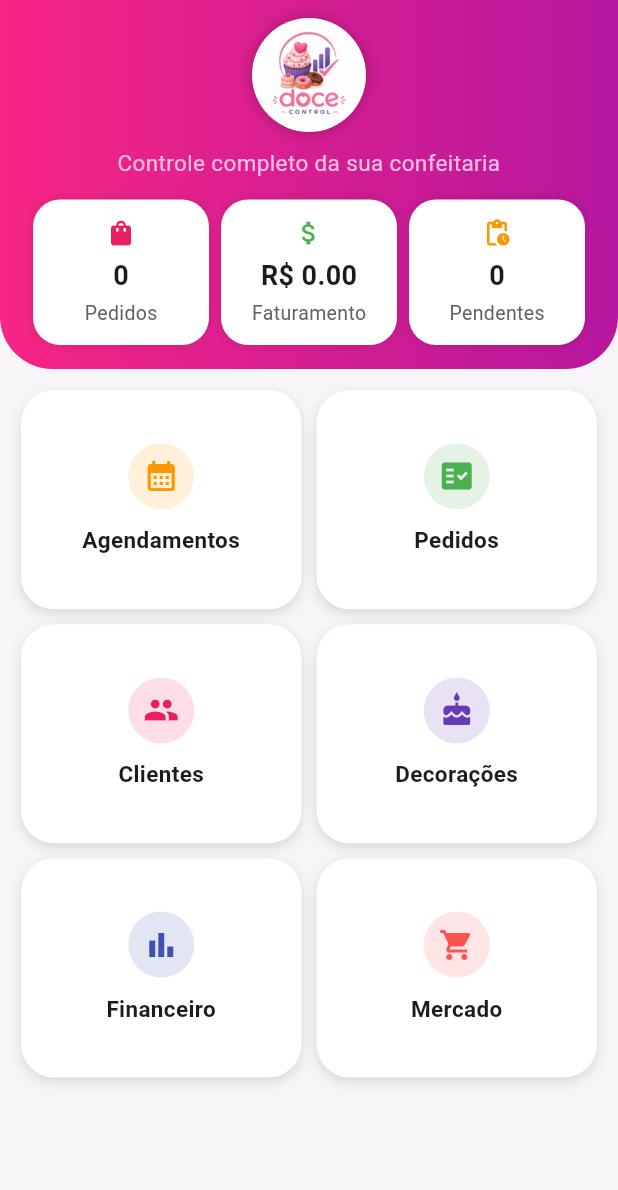
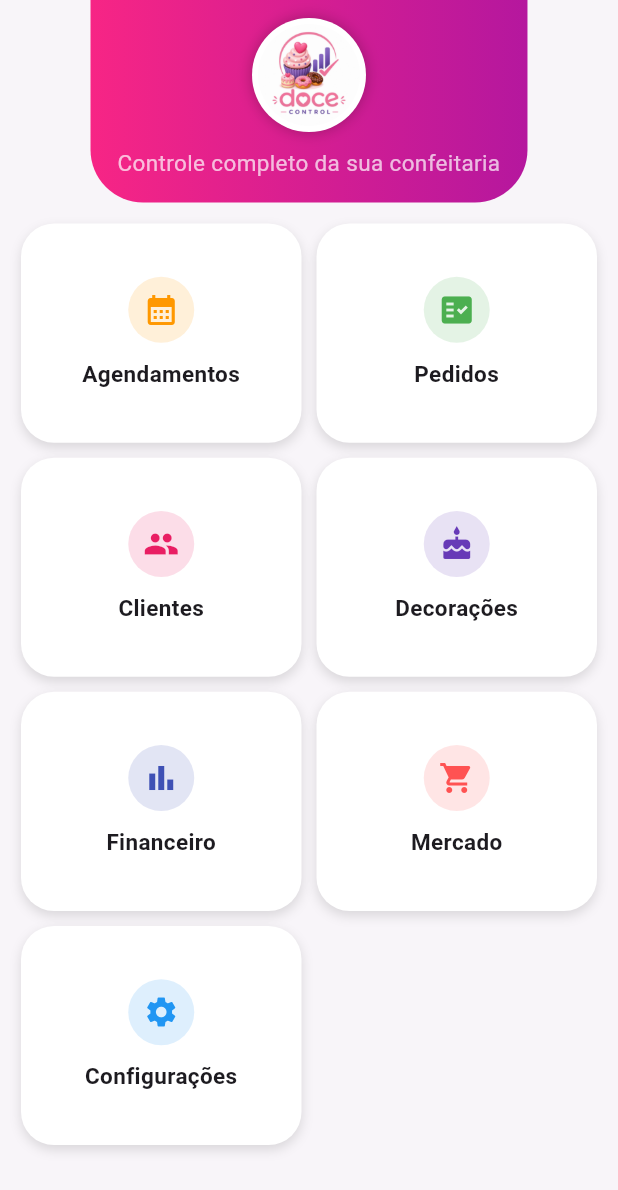
Before and after one commit to leticiamoraes92/docecontrol, a Flutter app: the screen it shows after launch, on a phone screen of 412 x 824 dp. Shown: the top 1190 px of the screen. Run offline on Flutter 3.47's test engine with Material 3 defaults, Android fonts, the phone set to English and light mode, and no system bars; our stand-ins replace cloud_firestore, firebase_core, printing, shared_preferences, sqflite; accounts and stored records are empty.

Commit message:
Ajustes finais: Firebase inicializado, layout atualizado e integração ViaCEP

```diff
--- a/lib/telas/cliente.dart
+++ b/lib/telas/cliente.dart
@@ -103,7 +103,6 @@ class _ClienteScreenState extends State<ClienteScreen> {
     }
   }
 
-  // EXCLUIR CLIENTE
   void excluirCliente(int id) async {
 
     await BancoDados.excluirCliente(id);
--- a/lib/telas/home.dart
+++ b/lib/telas/home.dart
@@ -5,6 +5,9 @@ import 'decoracao.dart';
 import 'controle_agendamento.dart';
 import 'relatorio.dart';
 import 'lista_mercado.dart';
+import 'configuracoes.dart';
+import 'dart:convert';
+import 'package:http/http.dart' as http;
 
 class HomeScreen extends StatelessWidget {
 
@@ -70,69 +73,6 @@ class HomeScreen extends StatelessWidget {
               style: TextStyle(
                 fontSize: 15,
                 fontWeight: FontWeight.bold,
-              ),
-            ),
-          ],
-        ),
-      ),
-    );
-  }
-
-  Widget cardInfo({
-    required IconData icon,
-    required String titulo,
-    required String valor,
-    required Color cor,
-  }) {
-
-    return Expanded(
-      child: Container(
-
-        margin: EdgeInsets.symmetric(horizontal: 4),
-
-        padding: EdgeInsets.symmetric(vertical: 12),
-
-        decoration: BoxDecoration(
-          color: Colors.white,
-
-          borderRadius: BorderRadius.circular(18),
-
-          boxShadow: [
-            BoxShadow(
-              color: Colors.black12,
-              blurRadius: 5,
-            ),
-          ],
-        ),
-
-        child: Column(
-          children: [
-
-            Icon(
-              icon,
-              color: cor,
-              size: 20,
-            ),
-
-            SizedBox(height: 6),
-
-            Text(
-              valor,
-
-              style: TextStyle(
-                fontSize: 18,
-                fontWeight: FontWeight.bold,
-              ),
-            ),
-
-            SizedBox(height: 2),
-
-            Text(
-              titulo,
-
-              style: TextStyle(
-                color: Colors.grey[700],
-                fontSize: 13,
               ),
             ),
           ],
@@ -214,34 +154,6 @@ class HomeScreen extends StatelessWidget {
                       fontSize: 15,
                     ),
                   ),
-
-                  SizedBox(height: 14),
-
-                  Row(
-                    children: [
-
-                      cardInfo(
-                        icon: Icons.shopping_bag,
-                        titulo: "Pedidos",
-                        valor: "0",
-                        cor: Colors.pink,
-                      ),
-
-                      cardInfo(
-                        icon: Icons.attach_money,
-                        titulo: "Faturamento",
-                        valor: "R\$ 0.00",
-                        cor: Colors.green,
-                      ),
-
-                      cardInfo(
-                        icon: Icons.pending_actions,
-                        titulo: "Pendentes",
-                        valor: "0",
-                        cor: Colors.orange,
-                      ),
-                    ],
-                  ),
                 ],
               ),
             ),
@@ -312,6 +224,14 @@ class HomeScreen extends StatelessWidget {
                       tela: ListaMercadoScreen(),
                       cor: Colors.redAccent,
                     ),
+
+                    itemMenu(
+                      context: context,
+                      icone: Icons.settings,
+                      titulo: "Configurações",
+                      tela: ConfiguracoesScreen(),
+                      cor: Colors.blue,
+                    ),
                   ],
                 ),
               ),
--- a/pubspec.yaml
+++ b/pubspec.yaml
@@ -42,6 +42,10 @@ dependencies:
 
   firebase_core: ^3.4.0
   cloud_firestore: ^5.4.0
+
+  shared_preferences: ^2.2.3
+
+  http: ^1.2.1
 
 
   # The following adds the Cupertino Icons font to your application.
```
Also changed, not shown: lib/main.dart (+10 -2 lines), lib/telas/agendamento.dart (+69 -3 lines), lib/telas/configuracoes.dart (added, +73 -0 lines), pubspec.lock, 1 other file.
